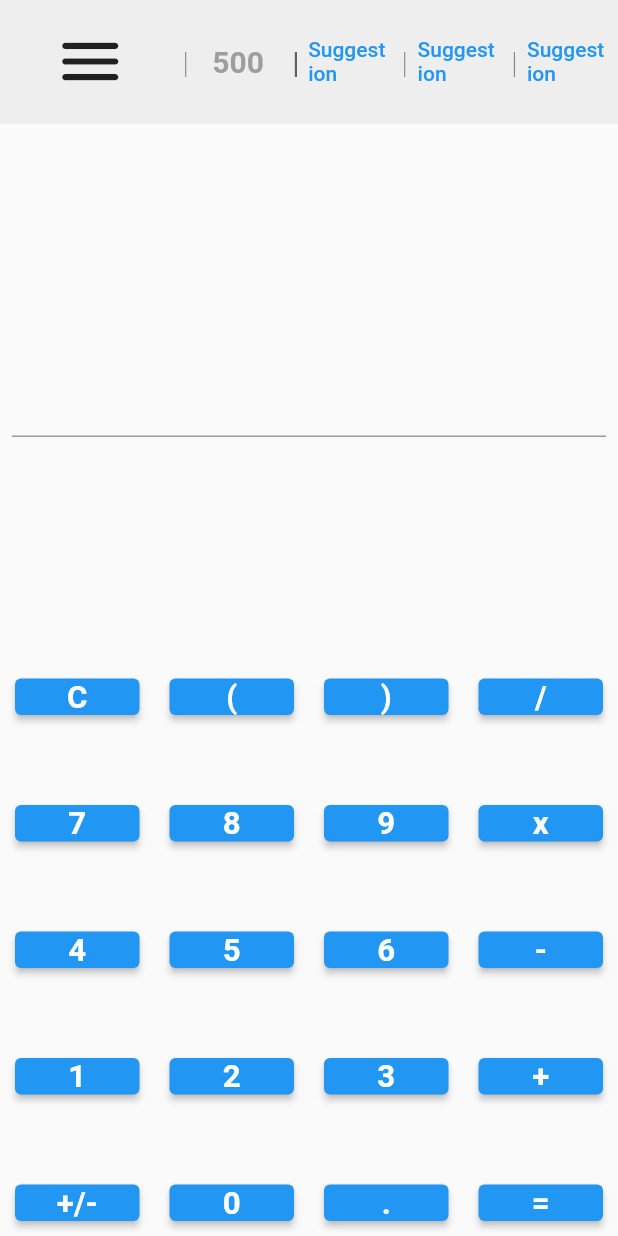
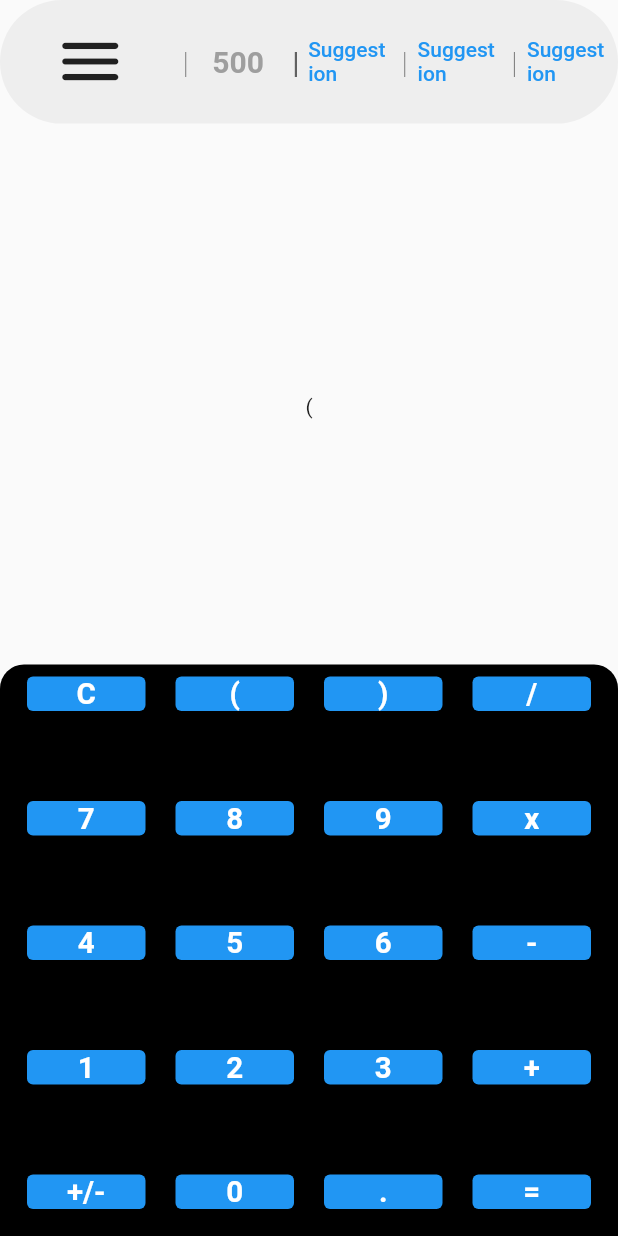
Before and after one commit to NuclearTea/calculator_app, a Flutter app: the screen it shows after launch, after a tap on an icon or button, on a phone screen of 412 x 824 dp. Run offline on Flutter 3.47's test engine with Material 2 defaults, Android fonts, the phone set to English and light mode, and no system bars.

Commit message:
Can display input, not using textBox anymore

```diff
--- a/lib/main.dart
+++ b/lib/main.dart
@@ -1,5 +1,6 @@
 import 'dart:collection';
 // import 'package:calculator_app/resultant_form.dart';
+import 'package:calculator_app/equation_box.dart';
 import 'package:calculator_app/suggestion_button.dart';
 import 'package:flutter/material.dart';
 
@@ -91,24 +92,46 @@ class _MyHomePageState extends State<MyHomePage> {
     "=",
   ];
 
+  List<String> numberValues = [
+    "0",
+    "1",
+    "2",
+    "3",
+    "4",
+    "5",
+    "6",
+    "7",
+    "8",
+    "9"
+  ];
+
+  String clear = "C";
+  String equalButton = "=";
+
   // late var _addNumberToQueue = int.parse(resultantController.text);
   Queue recentHistory = Queue();
-  final resultantController = TextEditingController();
+  var displayString = "";
+  var equation = "";
 
-  @override
-  void dispose() {
-    // Clean up the controller when the widget is disposed.
-    resultantController.dispose();
-    super.dispose();
-  }
+  // final resultantController = TextEditingController();
+
+  // @override
+  // void dispose() {
+  //   // Clean up the controller when the widget is disposed.
+  //   resultantController.dispose();
+  //   super.dispose();
+  // }
 
   @override
   Widget build(BuildContext context) {
     double heightScaleFactor = 1 / 10;
     double suggestionWidthScaleFactor = 1 / 6;
     double dividerWidthScaleFactor = 1 / 500;
+    // EquationBox equationField = EquationBox(
+    //   displayInput: displayString,
+    // );
 
-    print(acceptableValues.length);
+    // print(acceptableValues.length);
     // This method is rerun every time setState is called, for instance as done
     // by the _incrementCounter method above.
     //
@@ -120,8 +143,11 @@ class _MyHomePageState extends State<MyHomePage> {
         mainAxisAlignment: MainAxisAlignment.spaceBetween,
         children: [
           Container(
+            decoration: BoxDecoration(
+              borderRadius: BorderRadius.circular(50),
+              color: Colors.grey.shade200,
+            ),
             height: MediaQuery.of(context).size.height * (heightScaleFactor),
-            color: Colors.grey.shade200,
             child: Row(
               mainAxisAlignment: MainAxisAlignment.spaceBetween,
               children: <Widget>[
@@ -221,16 +247,37 @@ class _MyHomePageState extends State<MyHomePage> {
               ],
             ),
           ),
-          Padding(
+          Column(
+            mainAxisAlignment: MainAxisAlignment.start,
+            children: [
+              Container(
+                child: Text("$equation"),
+                color: Colors.grey,
+              ),
+              Container(child: Text("$displayString"))
+            ],
+          ),
+          // LayoutBuilder(
+          //   builder: ((BuildContext context, BoxConstraints constraints) =>
+          //       Container(
+          //         height: constraints.maxHeight / 2,
+          //         width: constraints.maxWidth / 2,
+          //         decoration: BoxDecoration(
+          //           color: Colors.grey.shade400,
+          //         ),
+          //         child: Text("Equation"),
+          //       )),
+          // ),
+          // Container(child: Text("Equation input")),
+          Container(
+            decoration: const BoxDecoration(
+                borderRadius: BorderRadius.only(
+                    topLeft: Radius.circular(16),
+                    topRight: Radius.circular(16)),
+                color: Colors.black),
+            child: Padding(
               padding: const EdgeInsets.all(8.0),
-            child: TextField(
-              style: const TextStyle(fontFamily: "Roboto"),
-              keyboardType: TextInputType.text,
-              textAlign: TextAlign.end,
-              controller: resultantController,
-            ),
-          ),
-          GridView(
+              child: GridView(
                   shrinkWrap: true,
                   gridDelegate: const SliverGridDelegateWithFixedCrossAxisCount(
                     crossAxisCount: 4,
@@ -246,7 +293,22 @@ class _MyHomePageState extends State<MyHomePage> {
                               borderRadius: BorderRadius.circular(100)),
                           child: ElevatedButton(
                             onPressed: () {
-                          setState(() {});
+                              setState(() {
+                                if (value == clear) {
+                                  displayString = "";
+                                } else if (value == equalButton) {
+                                  ;
+                                } else {
+                                  displayString += value;
+                                }
+                                print(displayString);
+                                // equationField.setDisplayInput(value.toString());
+                                // equationField.displayInput = value;
+                                // equationField.resultantController.text = value;
+                                // equationField.resultantController.text
+                                // print(equationField.resultantController.text);
+                                // print(equationField.getDisplayInput);
+                              });
                             },
                             child: FittedBox(
                               fit: BoxFit.contain,
@@ -262,62 +324,11 @@ class _MyHomePageState extends State<MyHomePage> {
                           ),
                         ),
                       )
-                  .toList())
+                      .toList()),
+            ),
+          )
         ],
       ),
-      // Padding(
-      //   padding: const EdgeInsets.all(8.0),
-      //   child: GridView.builder(
-      //     gridDelegate: const SliverGridDelegateWithFixedCrossAxisCount(
-      //         crossAxisCount: 4, crossAxisSpacing: 12, mainAxisSpacing: 12),
-      //     itemCount: acceptableValues.length,
-      //     itemBuilder: (context, index) {
-      //       return Container(
-      //         color: Colors.black,
-      //       );
-      //     },
-      //   ),
-      // )
-      // GridView.count(
-      //   primary: false,
-      //   padding: const EdgeInsets.all(20),
-      //   crossAxisSpacing: 10,
-      //   mainAxisSpacing: 10,
-      //   crossAxisCount: 2,
-      //   children: <Widget>[
-      //     Container(
-      //       padding: const EdgeInsets.all(8),
-      //       color: Colors.teal[100],
-      //       child: const Text("He'd have you all unravel at the"),
-      //     ),
-      //     Container(
-      //       padding: const EdgeInsets.all(8),
-      //       color: Colors.teal[200],
-      //       child: const Text('Heed not the rabble'),
-      //     ),
-      //     Container(
-      //       padding: const EdgeInsets.all(8),
-      //       color: Colors.teal[300],
-      //       child: const Text('Sound of screams but the'),
-      //     ),
-      //     Container(
-      //       padding: const EdgeInsets.all(8),
-      //       color: Colors.teal[400],
-      //       child: const Text('Who scream'),
-      //     ),
-      //     Container(
-      //       padding: const EdgeInsets.all(8),
-      //       color: Colors.teal[500],
-      //       child: const Text('Revolution is coming...'),
-      //     ),
-      //     Container(
-      //       padding: const EdgeInsets.all(8),
-      //       color: Colors.teal[600],
-      //       child: const Text('Revolution, they...'),
-      //     ),
-      //     ],
-      //   )
-      // ],
     );
   }
 }
```
Also changed, not shown: lib/equation_box.dart (added, +63 -0 lines). Lines whose indentation alone changed are shown as unchanged.
